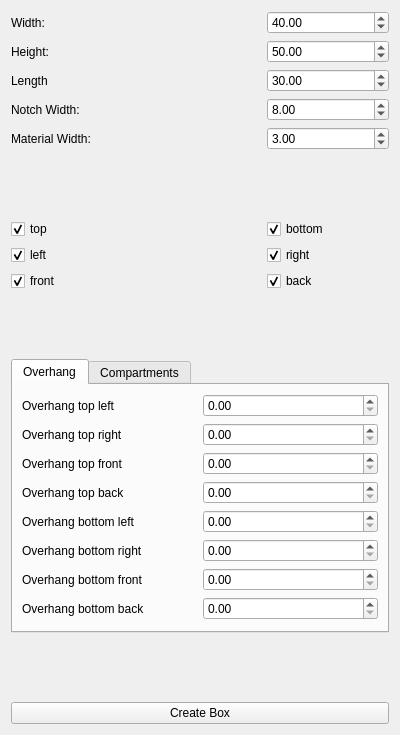
Before: the Qt Designer form ObjectCreation/boxcreator/boxcreator.ui in FreeCAD/FreeCAD-macros, drawn with Qt 5.
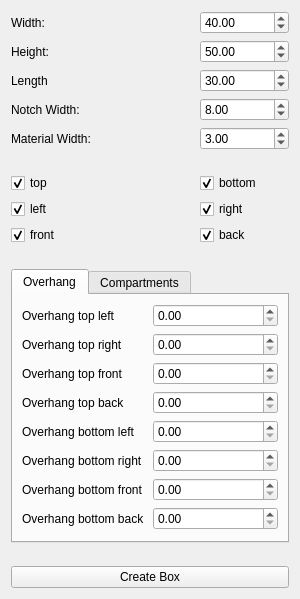
After: the same form once the commit is applied.

Commit message: [Boxcreator] compartments

What changed in the file:
```diff
--- a/ObjectCreation/boxcreator/boxcreator.ui
+++ b/ObjectCreation/boxcreator/boxcreator.ui
@@ -6,8 +6,8 @@
    <rect>
     <x>0</x>
     <y>0</y>
-    <width>400</width>
-    <height>735</height>
+    <width>300</width>
+    <height>599</height>
    </rect>
   </property>
   <property name="windowTitle">
```
The commit also changes 2 other files.
